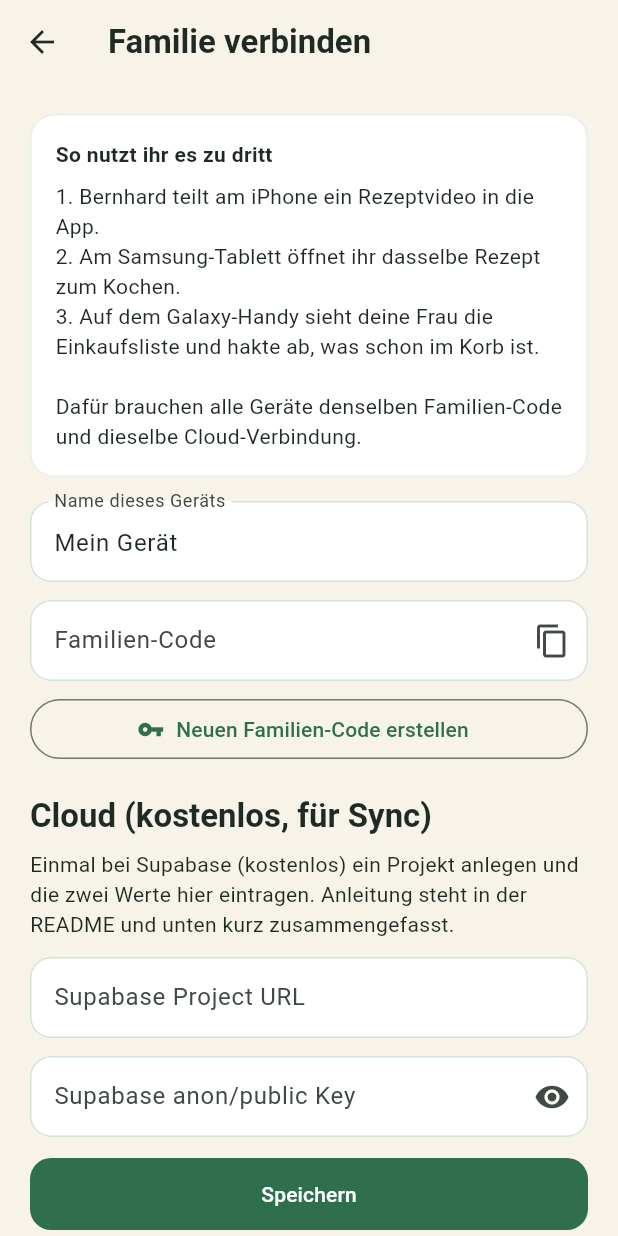
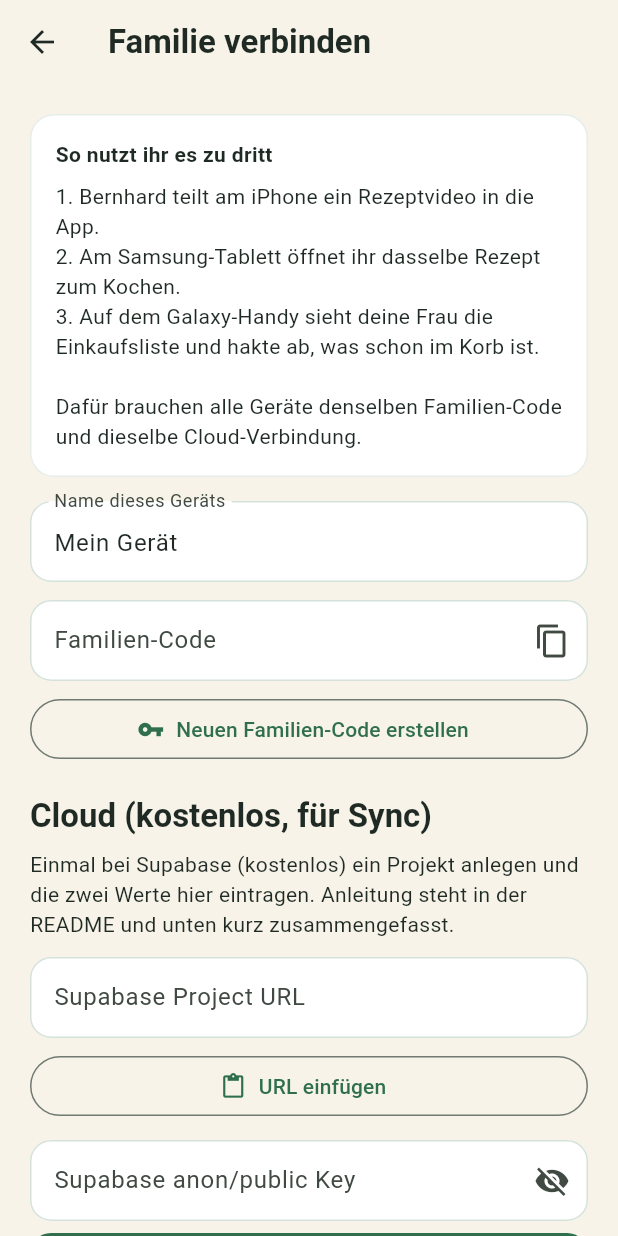
Before and after one commit to bernhardbesser84/rezeptezumnachkochen, a Flutter app: the screen it shows after launch, after a tap on the "home" icon, on a phone screen of 412 x 824 dp. Run offline on Flutter 3.47's test engine with Material 3 defaults, Android fonts, the phone set to English and light mode, and no system bars; our stand-ins replace app_links, shared_preferences; missing offline and left inert: receive_sharing_intent.

Commit message:
fix: Einfügen-Buttons für API-Schlüssel auf dem iPhone
Passwort-Felder blockieren oft das iOS-Einfügen. Deshalb gibt es jetzt
klare Buttons „Schlüssel einfügen“ in Einstellungen und Familie.

Co-authored-by: bernhardbesser84 <bernhardbesser84@users.noreply.github.com>

```diff
--- a/lib/screens/family_screen.dart
+++ b/lib/screens/family_screen.dart
@@ -22,7 +22,7 @@ class _FamilyScreenState extends State<FamilyScreen> {
   final _keyController = TextEditingController();
   bool _loading = true;
   bool _saving = false;
-  bool _obscureKey = true;
+  bool _obscureKey = false; // Auf dem iPhone sonst oft kein „Einfügen“
   String? _status;
 
   @override
@@ -42,6 +42,28 @@ class _FamilyScreenState extends State<FamilyScreen> {
       _deviceController.text = 'Mein Gerät';
     }
     if (mounted) setState(() => _loading = false);
+  }
+
+  Future<void> _pasteInto(TextEditingController controller, String label) async {
+    final data = await Clipboard.getData(Clipboard.kTextPlain);
+    final text = data?.text?.trim() ?? '';
+    if (text.isEmpty) {
+      if (!mounted) return;
+      ScaffoldMessenger.of(context).showSnackBar(
+        const SnackBar(
+          content: Text('Zwischenablage ist leer. Bitte zuerst kopieren.'),
+        ),
+      );
+      return;
+    }
+    setState(() {
+      controller.text = text;
+      controller.selection = TextSelection.collapsed(offset: text.length);
+    });
+    if (!mounted) return;
+    ScaffoldMessenger.of(context).showSnackBar(
+      SnackBar(content: Text('$label eingefügt.')),
+    );
   }
 
   Future<void> _createFamily() async {
@@ -182,15 +204,31 @@ class _FamilyScreenState extends State<FamilyScreen> {
                 const SizedBox(height: 12),
                 TextField(
                   controller: _urlController,
+                  enableSuggestions: false,
+                  autocorrect: false,
+                  keyboardType: TextInputType.url,
+                  enableInteractiveSelection: true,
                   decoration: const InputDecoration(
                     labelText: 'Supabase Project URL',
                     hintText: 'https://xxxxx.supabase.co',
                   ),
                 ),
+                const SizedBox(height: 8),
+                OutlinedButton.icon(
+                  onPressed: _saving
+                      ? null
+                      : () => _pasteInto(_urlController, 'URL'),
+                  icon: const Icon(Icons.content_paste),
+                  label: const Text('URL einfügen'),
+                ),
                 const SizedBox(height: 12),
                 TextField(
                   controller: _keyController,
                   obscureText: _obscureKey,
+                  enableSuggestions: false,
+                  autocorrect: false,
+                  keyboardType: TextInputType.visiblePassword,
+                  enableInteractiveSelection: true,
                   decoration: InputDecoration(
                     labelText: 'Supabase anon/public Key',
                     hintText: 'eyJhbGciOi...',
@@ -202,6 +240,19 @@ class _FamilyScreenState extends State<FamilyScreen> {
                       ),
                     ),
                   ),
+                ),
+                const SizedBox(height: 8),
+                FilledButton.tonalIcon(
+                  onPressed: _saving
+                      ? null
+                      : () => _pasteInto(_keyController, 'Schlüssel'),
+                  icon: const Icon(Icons.content_paste),
+                  label: const Text('Schlüssel einfügen'),
+                ),
+                const SizedBox(height: 8),
+                const Text(
+                  'Tipp fürs iPhone: Wert zuerst kopieren, dann auf '
+                  '„… einfügen“ tippen.',
                 ),
                 const SizedBox(height: 14),
                 if (_status != null)
```
Also changed, not shown: lib/screens/settings_screen.dart (+47 -2 lines).
